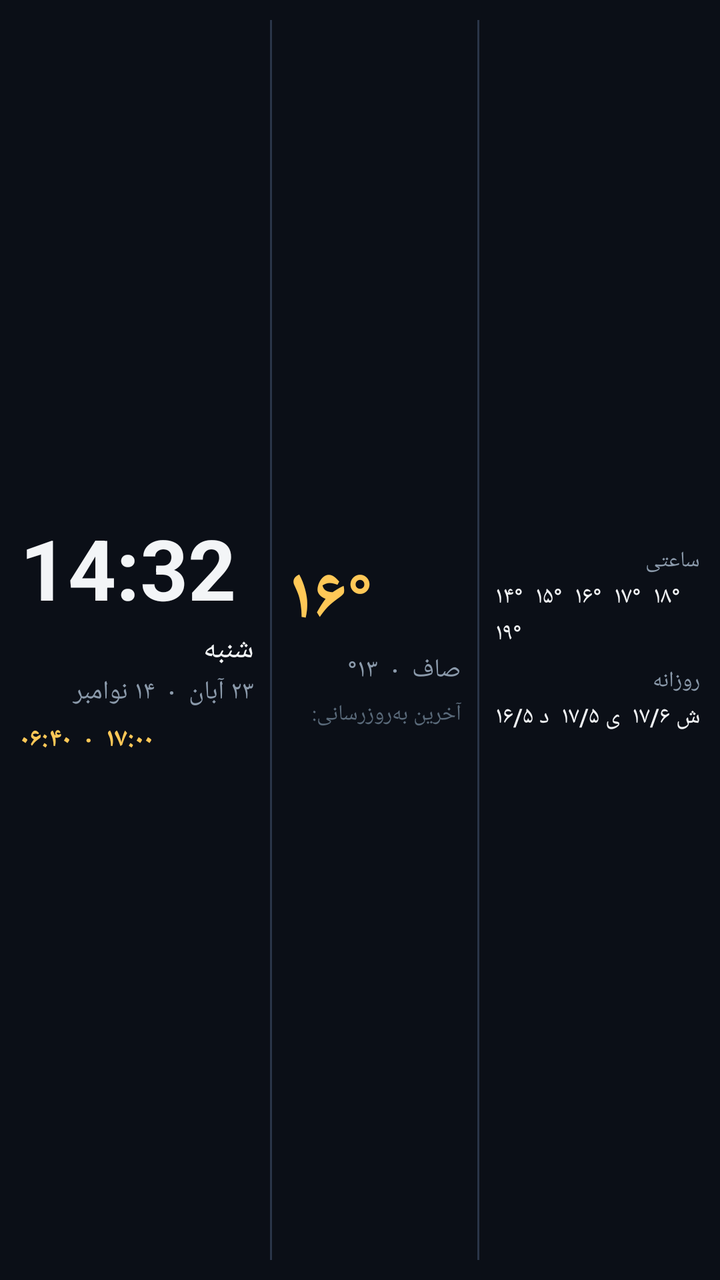
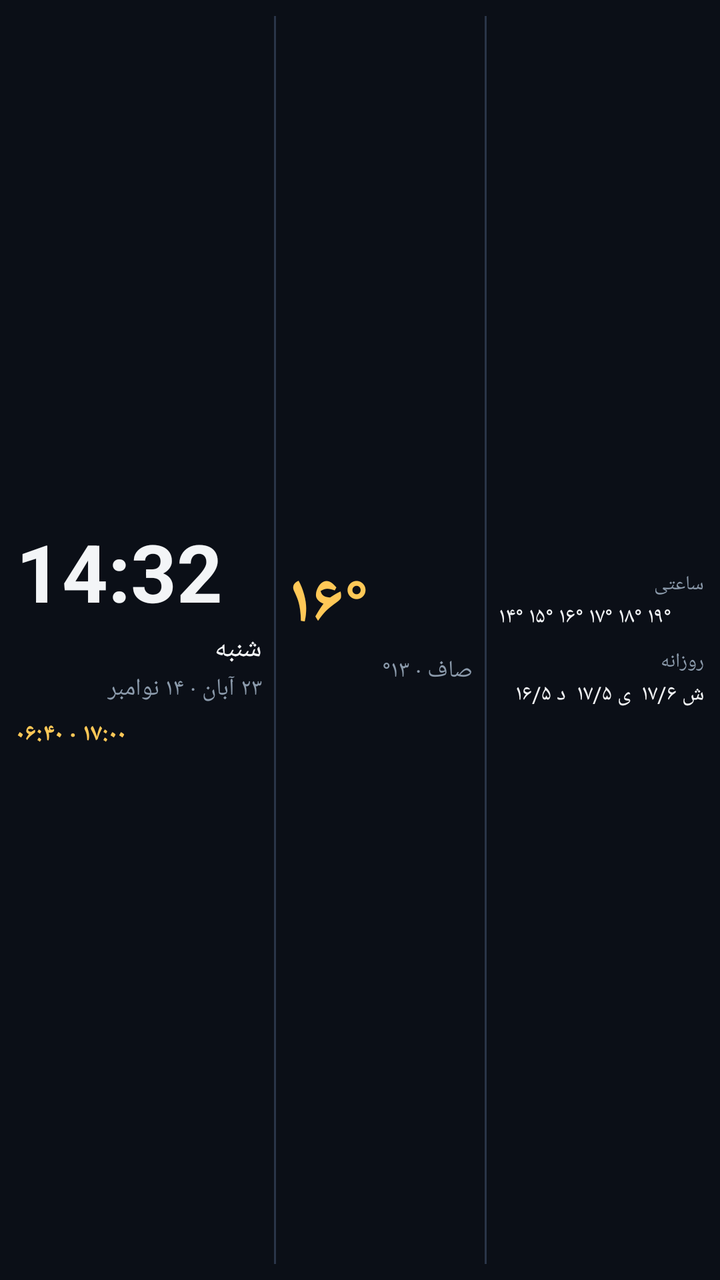

The first picture is an Android layout as it rendered before a commit; the second is the same layout after the commit. The layout source and the unified diff follow.
<!-- AndroidManifest.xml: application theme AppTheme -->
<!-- res/layout/widget_clock.xml -->
<?xml version="1.0" encoding="utf-8"?>
<LinearLayout xmlns:android="http://schemas.android.com/apk/res/android"
    android:id="@+id/widget_root"
    android:layout_width="match_parent"
    android:layout_height="match_parent"
    android:orientation="horizontal"
    android:background="#0B0F17"
    android:padding="10dp">

    
    <LinearLayout
        android:layout_width="0dp"
        android:layout_height="match_parent"
        android:layout_weight="1.15"
        android:orientation="vertical"
        android:gravity="center_vertical">

        
        <TextView
            android:id="@+id/tv_time"
            android:layout_width="match_parent"
            android:layout_height="wrap_content"
            android:text="14:32"
            android:textColor="#F3F5F7"
            android:textSize="42sp"
            android:textStyle="bold"
            android:fontFamily="sans-serif"
            android:includeFontPadding="false"
            android:maxLines="1" />

        
        <TextView
            android:id="@+id/tv_weekday"
            android:layout_width="match_parent"
            android:layout_height="wrap_content"
            android:layout_marginTop="4dp"
            android:text="شنبه"
            android:textColor="#F3F5F7"
            android:textSize="15sp"
            android:fontFamily="sans-serif-medium"
            android:maxLines="1" />

        
        <TextView
            android:id="@+id/tv_dates"
            android:layout_width="match_parent"
            android:layout_height="wrap_content"
            android:layout_marginTop="2dp"
            android:text="۲۳ آبان  ·  ۱۴ نوامبر"
            android:textColor="#8B9AAB"
            android:textSize="13sp"
            android:fontFamily="sans-serif-medium"
            android:maxLines="1" />

        
        <TextView
            android:id="@+id/tv_solar"
            android:layout_width="match_parent"
            android:layout_height="wrap_content"
            android:layout_marginTop="6dp"
            android:text="۰۶:۴۰  ·  ۱۷:۰۰"
            android:textColor="#FFC857"
            android:textSize="13sp"
            android:textStyle="bold"
            android:fontFamily="sans-serif"
            android:maxLines="1" />

    </LinearLayout>

    
    <View
        android:layout_width="1dp"
        android:layout_height="match_parent"
        android:layout_marginHorizontal="8dp"
        android:background="#2A3548" />

    
    <LinearLayout
        android:layout_width="0dp"
        android:layout_height="match_parent"
        android:layout_weight="0.85"
        android:orientation="vertical"
        android:gravity="center_vertical">

        <TextView
            android:id="@+id/tv_temp"
            android:layout_width="match_parent"
            android:layout_height="wrap_content"
            android:text="۱۶°"
            android:textColor="#FFC857"
            android:textSize="36sp"
            android:textStyle="bold"
            android:fontFamily="sans-serif"
            android:includeFontPadding="false"
            android:maxLines="1" />

        <TextView
            android:id="@+id/tv_condition"
            android:layout_width="match_parent"
            android:layout_height="wrap_content"
            android:layout_marginTop="2dp"
            android:text="صاف  ·  ۱۳°"
            android:textColor="#8B9AAB"
            android:textSize="13sp"
            android:fontFamily="sans-serif-medium"
            android:maxLines="1" />

        <TextView
            android:id="@+id/tv_updated"
            android:layout_width="match_parent"
            android:layout_height="wrap_content"
            android:layout_marginTop="6dp"
            android:text="آخرین به‌روزرسانی: --:--"
            android:textColor="#5A6A7A"
            android:textSize="11sp"
            android:fontFamily="sans-serif"
            android:maxLines="1" />

    </LinearLayout>

    
    <View
        android:layout_width="1dp"
        android:layout_height="match_parent"
        android:layout_marginHorizontal="8dp"
        android:background="#2A3548" />

    
    <LinearLayout
        android:layout_width="0dp"
        android:layout_height="match_parent"
        android:layout_weight="1.0"
        android:orientation="vertical"
        android:gravity="center_vertical">

        
        <TextView
            android:id="@+id/tv_hourly_title"
            android:layout_width="match_parent"
            android:layout_height="wrap_content"
            android:text="ساعتی"
            android:textColor="#8B9AAB"
            android:textSize="11sp"
            android:fontFamily="sans-serif-medium"
            android:maxLines="1" />

        <TextView
            android:id="@+id/tv_hourly"
            android:layout_width="match_parent"
            android:layout_height="wrap_content"
            android:layout_marginTop="2dp"
            android:text="۱۴°  ۱۵°  ۱۶°  ۱۷°  ۱۸°  ۱۹°"
            android:textColor="#F3F5F7"
            android:textSize="12sp"
            android:fontFamily="sans-serif-medium"
            android:maxLines="2"
            android:lineSpacingExtra="2dp" />

        
        <TextView
            android:id="@+id/tv_daily_title"
            android:layout_width="match_parent"
            android:layout_height="wrap_content"
            android:layout_marginTop="8dp"
            android:text="روزانه"
            android:textColor="#8B9AAB"
            android:textSize="11sp"
            android:fontFamily="sans-serif-medium"
            android:maxLines="1" />

        <TextView
            android:id="@+id/tv_daily"
            android:layout_width="match_parent"
            android:layout_height="wrap_content"
            android:layout_marginTop="2dp"
            android:text="ش ۱۷/۶  ی ۱۷/۵  د ۱۶/۵"
            android:textColor="#F3F5F7"
            android:textSize="12sp"
            android:fontFamily="sans-serif-medium"
            android:maxLines="2"
            android:lineSpacingExtra="2dp" />

    </LinearLayout>

</LinearLayout>
<!-- resources referenced by this layout -->
<resources>
  <style name="AppTheme" parent="android:style/Theme.Material.NoActionBar">
          <item name="android:fontFamily">sans-serif</item>
          <item name="android:colorAccent">#FFC857</item>
          <item name="android:windowBackground">#0B0F17</item>
          <item name="android:statusBarColor">#0B0F17</item>
          <item name="android:navigationBarColor">#0B0F17</item>
      </style>
</resources>

<!-- the commit's change to res/layout/widget_clock.xml (unified diff, before → after) -->
@@ -4,65 +4,57 @@
     android:layout_width="match_parent"
     android:layout_height="match_parent"
     android:orientation="horizontal"
-    android:background="#0B0F17"
-    android:padding="10dp">
+    android:background="#FF0B0F17"
+    android:padding="8dp">
 
     
     <LinearLayout
         android:layout_width="0dp"
         android:layout_height="match_parent"
-        android:layout_weight="1.15"
+        android:layout_weight="1.2"
         android:orientation="vertical"
         android:gravity="center_vertical">
 
-        
         <TextView
             android:id="@+id/tv_time"
             android:layout_width="match_parent"
             android:layout_height="wrap_content"
             android:text="14:32"
-            android:textColor="#F3F5F7"
-            android:textSize="42sp"
+            android:textColor="#FFF3F5F7"
+            android:textSize="40sp"
             android:textStyle="bold"
-            android:fontFamily="sans-serif"
             android:includeFontPadding="false"
             android:maxLines="1" />
 
-        
         <TextView
             android:id="@+id/tv_weekday"
             android:layout_width="match_parent"
             android:layout_height="wrap_content"
             android:layout_marginTop="4dp"
             android:text="شنبه"
-            android:textColor="#F3F5F7"
-            android:textSize="15sp"
-            android:fontFamily="sans-serif-medium"
+            android:textColor="#FFF3F5F7"
+            android:textSize="14sp"
             android:maxLines="1" />
 
-        
         <TextView
             android:id="@+id/tv_dates"
             android:layout_width="match_parent"
             android:layout_height="wrap_content"
             android:layout_marginTop="2dp"
-            android:text="۲۳ آبان  ·  ۱۴ نوامبر"
-            android:textColor="#8B9AAB"
-            android:textSize="13sp"
-            android:fontFamily="sans-serif-medium"
+            android:text="۲۳ آبان · ۱۴ نوامبر"
+            android:textColor="#FF8B9AAB"
+            android:textSize="12sp"
             android:maxLines="1" />
 
-        
         <TextView
             android:id="@+id/tv_solar"
             android:layout_width="match_parent"
             android:layout_height="wrap_content"
             android:layout_marginTop="6dp"
-            android:text="۰۶:۴۰  ·  ۱۷:۰۰"
-            android:textColor="#FFC857"
-            android:textSize="13sp"
+            android:text="۰۶:۴۰ · ۱۷:۰۰"
+            android:textColor="#FFFFC857"
+            android:textSize="12sp"
             android:textStyle="bold"
-            android:fontFamily="sans-serif"
             android:maxLines="1" />
 
     </LinearLayout>
@@ -71,14 +63,15 @@
     <View
         android:layout_width="1dp"
         android:layout_height="match_parent"
-        android:layout_marginHorizontal="8dp"
-        android:background="#2A3548" />
+        android:layout_marginStart="6dp"
+        android:layout_marginEnd="6dp"
+        android:background="#FF2A3548" />
 
     
     <LinearLayout
         android:layout_width="0dp"
         android:layout_height="match_parent"
-        android:layout_weight="0.85"
+        android:layout_weight="0.9"
         android:orientation="vertical"
         android:gravity="center_vertical">
 
@@ -87,10 +80,9 @@
             android:layout_width="match_parent"
             android:layout_height="wrap_content"
             android:text="۱۶°"
-            android:textColor="#FFC857"
-            android:textSize="36sp"
+            android:textColor="#FFFFC857"
+            android:textSize="34sp"
             android:textStyle="bold"
-            android:fontFamily="sans-serif"
             android:includeFontPadding="false"
             android:maxLines="1" />
 
@@ -99,21 +91,19 @@
             android:layout_width="match_parent"
             android:layout_height="wrap_content"
             android:layout_marginTop="2dp"
-            android:text="صاف  ·  ۱۳°"
-            android:textColor="#8B9AAB"
-            android:textSize="13sp"
-            android:fontFamily="sans-serif-medium"
+            android:text="صاف · ۱۳°"
+            android:textColor="#FF8B9AAB"
+            android:textSize="12sp"
             android:maxLines="1" />
 
         <TextView
             android:id="@+id/tv_updated"
             android:layout_width="match_parent"
             android:layout_height="wrap_content"
-            android:layout_marginTop="6dp"
-            android:text="آخرین به‌روزرسانی: --:--"
-            android:textColor="#5A6A7A"
-            android:textSize="11sp"
-            android:fontFamily="sans-serif"
+            android:layout_marginTop="4dp"
+            android:text=""
+            android:textColor="#FF5A6A7A"
+            android:textSize="10sp"
             android:maxLines="1" />
 
     </LinearLayout>
@@ -122,8 +112,9 @@
     <View
         android:layout_width="1dp"
         android:layout_height="match_parent"
-        android:layout_marginHorizontal="8dp"
-        android:background="#2A3548" />
+        android:layout_marginStart="6dp"
+        android:layout_marginEnd="6dp"
+        android:background="#FF2A3548" />
 
     
     <LinearLayout
@@ -133,15 +124,13 @@
         android:orientation="vertical"
         android:gravity="center_vertical">
 
-        
         <TextView
             android:id="@+id/tv_hourly_title"
             android:layout_width="match_parent"
             android:layout_height="wrap_content"
             android:text="ساعتی"
-            android:textColor="#8B9AAB"
-            android:textSize="11sp"
-            android:fontFamily="sans-serif-medium"
+            android:textColor="#FF8B9AAB"
+            android:textSize="10sp"
             android:maxLines="1" />
 
         <TextView
@@ -149,23 +138,19 @@
             android:layout_width="match_parent"
             android:layout_height="wrap_content"
             android:layout_marginTop="2dp"
-            android:text="۱۴°  ۱۵°  ۱۶°  ۱۷°  ۱۸°  ۱۹°"
-            android:textColor="#F3F5F7"
-            android:textSize="12sp"
-            android:fontFamily="sans-serif-medium"
-            android:maxLines="2"
-            android:lineSpacingExtra="2dp" />
+            android:text="۱۴° ۱۵° ۱۶° ۱۷° ۱۸° ۱۹°"
+            android:textColor="#FFF3F5F7"
+            android:textSize="11sp"
+            android:maxLines="2" />
 
-        
         <TextView
             android:id="@+id/tv_daily_title"
             android:layout_width="match_parent"
             android:layout_height="wrap_content"
             android:layout_marginTop="8dp"
             android:text="روزانه"
-            android:textColor="#8B9AAB"
-            android:textSize="11sp"
-            android:fontFamily="sans-serif-medium"
+            android:textColor="#FF8B9AAB"
+            android:textSize="10sp"
             android:maxLines="1" />
 
         <TextView
@@ -174,11 +159,9 @@
             android:layout_height="wrap_content"
             android:layout_marginTop="2dp"
             android:text="ش ۱۷/۶  ی ۱۷/۵  د ۱۶/۵"
-            android:textColor="#F3F5F7"
-            android:textSize="12sp"
-            android:fontFamily="sans-serif-medium"
-            android:maxLines="2"
-            android:lineSpacingExtra="2dp" />
+            android:textColor="#FFF3F5F7"
+            android:textSize="11sp"
+            android:maxLines="2" />
 
     </LinearLayout>
 
